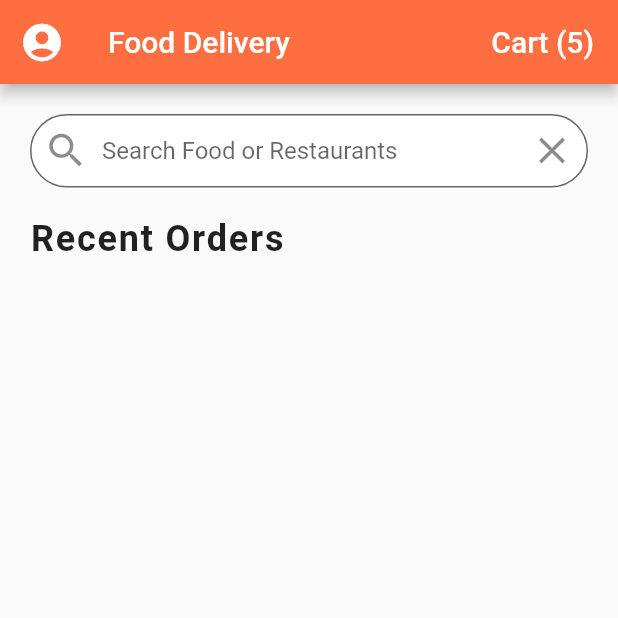
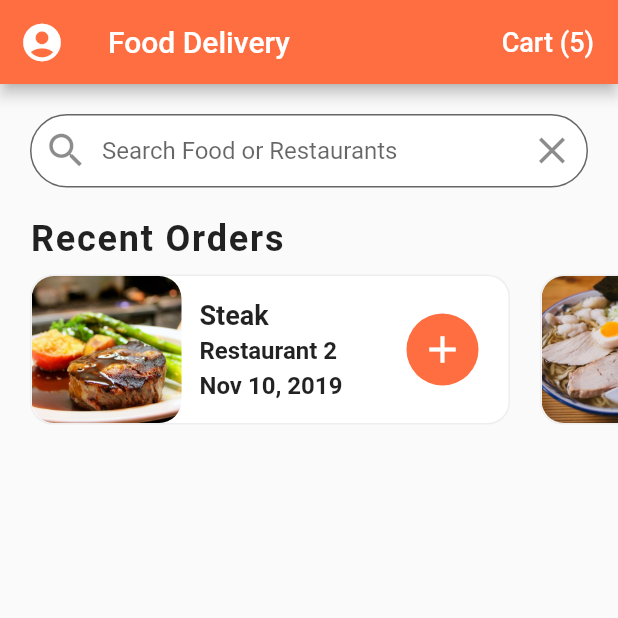
Before and after one commit to zainahmed0597/flutter_food_delivery_ui, a Flutter app: the screen it shows after launch, on a phone screen of 412 x 824 dp, the top half of it. Run offline on Flutter 3.47's test engine with Material 2 defaults, Android fonts, the phone set to English and light mode, and no system bars.

Commit message:
Recent_order are complete

```diff
--- a/lib/screen/home_screen.dart
+++ b/lib/screen/home_screen.dart
@@ -22,7 +22,7 @@ class _HomeScreenState extends State<HomeScreen> {
           FlatButton(
             child: Text(
               'Cart (${currentUser.cart.length})',
-              style: TextStyle(color: Colors.white, fontSize: 20.0),
+              style: TextStyle(color: Colors.white, fontSize: 18.0),
             ),
             onPressed: () {},
           )
--- a/lib/widgets/recent_order.dart
+++ b/lib/widgets/recent_order.dart
@@ -1,6 +1,91 @@
 import 'package:flutter/material.dart';
+import 'package:flutter_food_delivery_ui/data/data.dart';
+import 'package:flutter_food_delivery_ui/models/order.dart';
 
 class RecentOrders extends StatelessWidget {
+  _buildRecentOrder(BuildContext context, Order order) {
+    return Container(
+      margin: EdgeInsets.all(10.0),
+      width: 320.0,
+      decoration: BoxDecoration(
+        color: Colors.white,
+        borderRadius: BorderRadius.circular(15.0),
+        border: Border.all(
+          width: 1.0,
+          color: Colors.grey[200],
+        ),
+      ),
+      child: Row(
+        children: [
+          Expanded(
+            child: Row(
+              mainAxisAlignment: MainAxisAlignment.spaceBetween,
+              children: [
+                ClipRRect(
+                  borderRadius: BorderRadius.circular(15.0),
+                  child: Image(
+                    height: 100.0,
+                    width: 100.0,
+                    fit: BoxFit.cover,
+                    image: AssetImage(order.food.imageUrl),
+                  ),
+                ),
+                Expanded(
+                  child: Container(
+                    margin: EdgeInsets.all(12.0),
+                    child: Column(
+                      crossAxisAlignment: CrossAxisAlignment.start,
+                      mainAxisAlignment: MainAxisAlignment.center,
+                      children: [
+                        Text(
+                          order.food.name,
+                          style: TextStyle(
+                              fontSize: 18.0, fontWeight: FontWeight.bold),
+                          overflow: TextOverflow.ellipsis,
+                        ),
+                        SizedBox(
+                          height: 4.0,
+                        ),
+                        Text(
+                          order.restaurant.name,
+                          style: TextStyle(
+                              fontSize: 16.0, fontWeight: FontWeight.w600),
+                          overflow: TextOverflow.ellipsis,
+                        ),
+                        SizedBox(
+                          height: 4.0,
+                        ),
+                        Text(
+                          order.date,
+                          style: TextStyle(
+                              fontSize: 16.0, fontWeight: FontWeight.w600),
+                        ),
+                      ],
+                    ),
+                  ),
+                ),
+                Container(
+                  margin: EdgeInsets.all(20.0),
+                  width: 48.0,
+                  decoration: BoxDecoration(
+                    color: Theme.of(context).primaryColor,
+                    borderRadius: BorderRadius.circular(30.0),
+                  ),
+                  child: IconButton(
+                    icon: Icon(Icons.add),
+                    iconSize: 30.0,
+                    color: Colors.white,
+                    onPressed: () {},
+                  ),
+                ),
+              ],
+            ),
+          ),
+        ],
+      ),
+    );
+  }
+
   @override
   Widget build(BuildContext context) {
     return Column(
@@ -16,6 +101,18 @@ class RecentOrders extends StatelessWidget {
                 letterSpacing: 1.2),
           ),
         ),
+        Container(
+          height: 120.0,
+          child: ListView.builder(
+            physics: BouncingScrollPhysics(),
+            padding: EdgeInsets.only(left: 10.0),
+              scrollDirection: Axis.horizontal,
+              itemCount: currentUser.orders.length,
+              itemBuilder: (BuildContext context, int index) {
+                Order order = currentUser.orders[index];
+                return _buildRecentOrder(context, order);
+              }),
+        ),
       ],
     );
   }
```
Also changed, not shown: 3 other files.
